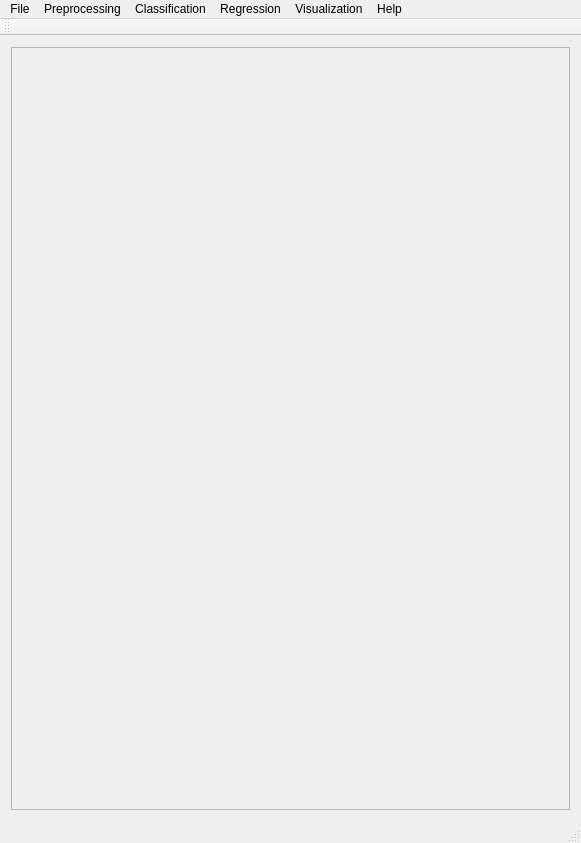
Qt form src/PYSAT_Gui_UI_Forms/02_mainwindow_full.ui (tisaconundrum2/PySAT-GUI) before a commit.
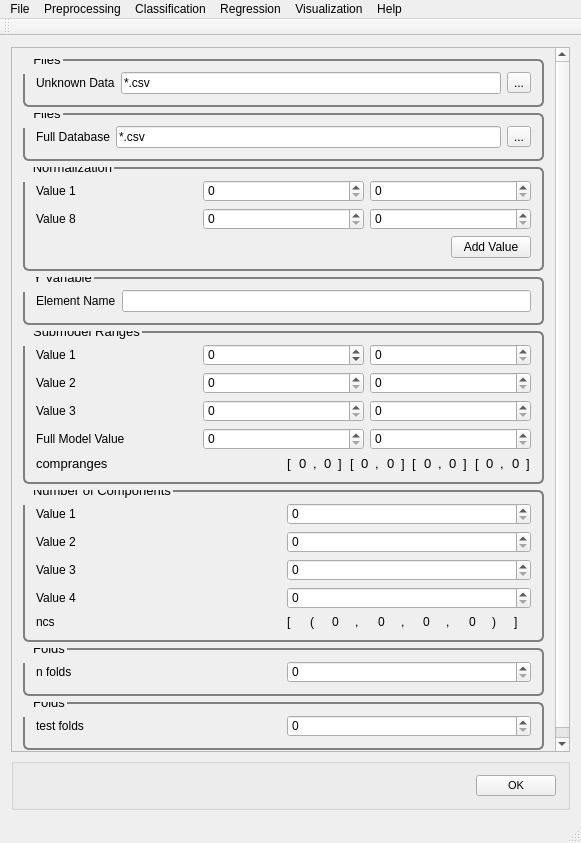
The same form after that commit.

```diff
--- a/src/PYSAT_Gui_UI_Forms/02_mainwindow_full.ui
+++ b/src/PYSAT_Gui_UI_Forms/02_mainwindow_full.ui
@@ -25,8 +25,8 @@
         <rect>
          <x>0</x>
          <y>0</y>
-         <width>561</width>
-         <height>770</height>
+         <width>544</width>
+         <height>758</height>
         </rect>
        </property>
        <property name="font">
@@ -48,10 +48,926 @@
 }
 </string>
        </property>
-       <layout class="QVBoxLayout" name="verticalLayout_8"/>
+       <layout class="QVBoxLayout" name="verticalLayout_8">
+        <item>
+         <widget class="QGroupBox" name="unknownData">
+          <property name="font">
+           <font>
+            <pointsize>10</pointsize>
+           </font>
+          </property>
+          <property name="title">
+           <string>Files</string>
+          </property>
+          <layout class="QVBoxLayout" name="verticalLayout_6">
+           <item>
+            <layout class="QHBoxLayout" name="horizontalLayout">
+             <item>
+              <layout class="QVBoxLayout" name="verticalLayout">
+               <item>
+                <widget class="QLabel" name="label">
+                 <property name="text">
+                  <string>Unknown Data</string>
+                 </property>
+                </widget>
+               </item>
+              </layout>
+             </item>
+             <item>
+              <layout class="QVBoxLayout" name="verticalLayout_3">
+               <item>
+                <widget class="QLineEdit" name="lineEdit_2">
+                 <property name="text">
+                  <string extracomment="Make this change whenever a new file is selected">*.csv</string>
+                 </property>
+                 <property name="readOnly">
+                  <bool>true</bool>
+                 </property>
+                </widget>
+               </item>
+              </layout>
+             </item>
+             <item>
+              <layout class="QVBoxLayout" name="verticalLayout_5">
+               <item>
+                <widget class="QToolButton" name="unknownDataButton">
+                 <property name="text">
+                  <string>...</string>
+                 </property>
+                </widget>
+               </item>
+              </layout>
+             </item>
+            </layout>
+           </item>
+          </layout>
+         </widget>
+        </item>
+        <item>
+         <widget class="QGroupBox" name="referenceData">
+          <property name="font">
+           <font>
+            <pointsize>10</pointsize>
+           </font>
+          </property>
+          <property name="title">
+           <string>Files</string>
+          </property>
+          <layout class="QVBoxLayout" name="verticalLayout_15">
+           <item>
+            <layout class="QHBoxLayout" name="horizontalLayout_11">
+             <item>
+              <layout class="QVBoxLayout" name="verticalLayout_16">
+               <item>
+                <widget class="QLabel" name="label_8">
+                 <property name="text">
+                  <string>Full Database</string>
+                 </property>
+                </widget>
+               </item>
+              </layout>
+             </item>
+             <item>
+              <layout class="QVBoxLayout" name="verticalLayout_20">
+               <item>
+                <widget class="QLineEdit" name="lineEdit_9">
+                 <property name="text">
+                  <string extracomment="Make this change whenever a new file is selected">*.csv</string>
+                 </property>
+                 <property name="readOnly">
+                  <bool>true</bool>
+                 </property>
+                </widget>
+               </item>
+              </layout>
+             </item>
+             <item>
+              <layout class="QVBoxLayout" name="verticalLayout_21">
+               <item>
+                <widget class="QToolButton" name="fullDataBaseButton_3">
+                 <property name="text">
+                  <string>...</string>
+                 </property>
+                </widget>
+               </item>
+              </layout>
+             </item>
+            </layout>
+           </item>
+          </layout>
+         </widget>
+        </item>
+        <item>
+         <widget class="QGroupBox" name="Normalization">
+          <property name="font">
+           <font>
+            <pointsize>10</pointsize>
+           </font>
+          </property>
+          <property name="title">
+           <string>Normalization</string>
+          </property>
+          <layout class="QVBoxLayout" name="verticalLayout_27">
+           <item>
+            <layout class="QVBoxLayout" name="verticalLayout_26">
+             <item>
+              <layout class="QVBoxLayout" name="verticalLayout_2">
+               <item>
+                <layout class="QHBoxLayout" name="horizontalLayout_2">
+                 <item>
+                  <widget class="QLabel" name="norm_label">
+                   <property name="text">
+                    <string>Value 1</string>
+                   </property>
+                  </widget>
+                 </item>
+                 <item>
+                  <widget class="QSpinBox" name="norm_spinBox_9">
+                   <property name="maximum">
+                    <number>1000</number>
+                   </property>
+                  </widget>
+                 </item>
+                 <item>
+                  <widget class="QSpinBox" name="norm_spinBox">
+                   <property name="maximum">
+                    <number>1000</number>
+                   </property>
+                  </widget>
+                 </item>
+                </layout>
+               </item>
+              </layout>
+             </item>
+             <item>
+              <layout class="QVBoxLayout" name="verticalLayout_22">
+               <item>
+                <layout class="QHBoxLayout" name="horizontalLayout_24">
+                 <item>
+                  <widget class="QLabel" name="norm_label_8">
+                   <property name="text">
+                    <string>Value 8</string>
+                   </property>
+                  </widget>
+                 </item>
+                 <item>
+                  <widget class="QSpinBox" name="norm_spinBox_16">
+                   <property name="maximum">
+                    <number>1000</number>
+                   </property>
+                  </widget>
+                 </item>
+                 <item>
+                  <widget class="QSpinBox" name="norm_spinBox_8">
+                   <property name="maximum">
+                    <number>1000</number>
+                   </property>
+                  </widget>
+                 </item>
+                </layout>
+               </item>
+              </layout>
+             </item>
+            </layout>
+           </item>
+           <item>
+            <layout class="QHBoxLayout" name="horizontalLayout_25">
+             <item>
+              <spacer name="horizontalSpacer_6">
+               <property name="orientation">
+                <enum>Qt::Horizontal</enum>
+               </property>
+               <property name="sizeHint" stdset="0">
+                <size>
+                 <width>40</width>
+                 <height>20</height>
+                </size>
+               </property>
+              </spacer>
+             </item>
+             <item>
+              <widget class="QPushButton" name="NormValuebutton">
+               <property name="text">
+                <string>Add Value</string>
+               </property>
+              </widget>
+             </item>
+            </layout>
+           </item>
+          </layout>
+          <zorder></zorder>
+          <zorder></zorder>
+         </widget>
+        </item>
+        <item>
+         <widget class="QGroupBox" name="CrossValidation">
+          <property name="font">
+           <font>
+            <pointsize>10</pointsize>
+           </font>
+          </property>
+          <property name="title">
+           <string>Y Variable</string>
+          </property>
+          <layout class="QVBoxLayout" name="CrossValid">
+           <item>
+            <layout class="QHBoxLayout" name="horizontalLayout_4">
+             <item>
+              <layout class="QVBoxLayout" name="verticalLayout_11">
+               <item>
+                <widget class="QLabel" name="label_14">
+                 <property name="text">
+                  <string>Element Name</string>
+                 </property>
+                </widget>
+               </item>
+              </layout>
+             </item>
+             <item>
+              <layout class="QVBoxLayout" name="verticalLayout_12">
+               <item>
+                <widget class="QLineEdit" name="elementNameLine"/>
+               </item>
+              </layout>
+             </item>
+            </layout>
+           </item>
+          </layout>
+         </widget>
+        </item>
+        <item>
+         <widget class="QGroupBox" name="CompRanges">
+          <property name="font">
+           <font>
+            <pointsize>10</pointsize>
+           </font>
+          </property>
+          <property name="title">
+           <string>Submodel Ranges</string>
+          </property>
+          <layout class="QVBoxLayout" name="verticalLayout_7">
+           <item>
+            <layout class="QVBoxLayout" name="verticalLayout_4">
+             <item>
+              <layout class="QHBoxLayout" name="horizontalLayout_3">
+               <item>
+                <widget class="QLabel" name="label_80">
+                 <property name="text">
+                  <string>Value 1</string>
+                 </property>
+                </widget>
+               </item>
+               <item>
+                <widget class="QSpinBox" name="comp_range">
+                 <property name="minimum">
+                  <number>-100</number>
+                 </property>
+                 <property name="maximum">
+                  <number>1000</number>
+                 </property>
+                </widget>
+               </item>
+               <item>
+                <widget class="QSpinBox" name="comp_range_2">
+                 <property name="maximum">
+                  <number>1000</number>
+                 </property>
+                </widget>
+               </item>
+              </layout>
+             </item>
+             <item>
+              <layout class="QHBoxLayout" name="horizontalLayout_5">
+               <item>
+                <widget class="QLabel" name="label_81">
+                 <property name="text">
+                  <string>Value 2</string>
+                 </property>
+                </widget>
+               </item>
+               <item>
+                <widget class="QSpinBox" name="comp_range_3">
+                 <property name="maximum">
+                  <number>1000</number>
+                 </property>
+                </widget>
+               </item>
+               <item>
+                <widget class="QSpinBox" name="comp_range_4">
+                 <property name="maximum">
+                  <number>1000</number>
+                 </property>
+                </widget>
+               </item>
+              </layout>
+             </item>
+             <item>
+              <layout class="QHBoxLayout" name="horizontalLayout_7">
+               <item>
+                <widget class="QLabel" name="label_82">
+                 <property name="text">
+                  <string>Value 3</string>
+                 </property>
+                </widget>
+               </item>
+               <item>
+                <widget class="QSpinBox" name="comp_range_5">
+                 <property name="maximum">
+                  <number>1000</number>
+                 </property>
+                </widget>
+               </item>
+               <item>
+                <widget class="QSpinBox" name="comp_range_6">
+                 <property name="maximum">
+                  <number>1000</number>
+                 </property>
+                </widget>
+               </item>
+              </layout>
+             </item>
+             <item>
+              <layout class="QHBoxLayout" name="horizontalLayout_10">
+               <item>
+                <widget class="QLabel" name="label_85">
+                 <property name="text">
+                  <string>Full Model Value</string>
+                 </property>
+                </widget>
+               </item>
+               <item>
+                <widget class="QSpinBox" name="comp_range_7">
+                 <property name="maximum">
+                  <number>1000</number>
+                 </property>
+                </widget>
+               </item>
+               <item>
+                <widget class="QSpinBox" name="comp_range_8">
+                 <property name="maximum">
+                  <number>1000</number>
+                 </property>
+                </widget>
+               </item>
+              </layout>
+             </item>
+            </layout>
+           </item>
+           <item>
+            <layout class="QHBoxLayout" name="horizontalLayout_9">
+             <item>
+              <widget class="QLabel" name="label_40">
+               <property name="font">
+                <font>
+                 <pointsize>10</pointsize>
+                </font>
+               </property>
+               <property name="text">
+                <string>compranges</string>
+               </property>
+              </widget>
+             </item>
+             <item>
+              <layout class="QHBoxLayout" name="horizontalLayout_6">
+               <item>
+                <widget class="QLabel" name="label_20">
+                 <property name="font">
+                  <font>
+                   <pointsize>10</pointsize>
+                  </font>
+                 </property>
+                 <property name="text">
+                  <string>[</string>
+                 </property>
+                </widget>
+               </item>
+               <item>
+                <widget class="QLabel" name="label_21">
+                 <property name="font">
+                  <font>
+                   <pointsize>10</pointsize>
+                  </font>
+                 </property>
+                 <property name="text">
+                  <string>0</string>
+                 </property>
+                </widget>
+               </item>
+               <item>
+                <widget class="QLabel" name="label_22">
+                 <property name="font">
+                  <font>
+                   <pointsize>10</pointsize>
+                  </font>
+                 </property>
+                 <property name="text">
+                  <string>,</string>
+                 </property>
+                </widget>
+               </item>
+               <item>
+                <widget class="QLabel" name="label_23">
+                 <property name="font">
+                  <font>
+                   <pointsize>10</pointsize>
+                  </font>
+                 </property>
+                 <property name="text">
+                  <string>0</string>
+                 </property>
+                </widget>
+               </item>
+               <item>
+                <widget class="QLabel" name="label_24">
+                 <property name="font">
+                  <font>
+                   <pointsize>10</pointsize>
+                  </font>
+                 </property>
+                 <property name="text">
+                  <string>]</string>
+                 </property>
+                </widget>
+               </item>
+               <item>
+                <widget class="QLabel" name="label_27">
+                 <property name="font">
+                  <font>
+                   <pointsize>10</pointsize>
+                  </font>
+                 </property>
+                 <property name="text">
+                  <string>[</string>
+                 </property>
+                </widget>
+               </item>
+               <item>
+                <widget class="QLabel" name="label_29">
+                 <property name="font">
+                  <font>
+                   <pointsize>10</pointsize>
+                  </font>
+                 </property>
+                 <property name="text">
+                  <string>0</string>
+                 </property>
+                </widget>
+               </item>
+               <item>
+                <widget class="QLabel" name="label_28">
+                 <property name="font">
+                  <font>
+                   <pointsize>10</pointsize>
+                  </font>
+                 </property>
+                 <property name="text">
+                  <string>,</string>
+                 </property>
+                </widget>
+               </item>
+               <item>
+                <widget class="QLabel" name="label_26">
+                 <property name="font">
+                  <font>
+                   <pointsize>10</pointsize>
+                  </font>
+                 </property>
+                 <property name="text">
+                  <string>0</string>
+                 </property>
+                </widget>
+               </item>
+               <item>
+                <widget class="QLabel" name="label_25">
+                 <property name="font">
+                  <font>
+                   <pointsize>10</pointsize>
+                  </font>
+                 </property>
+                 <property name="text">
+                  <string>]</string>
+                 </property>
+                </widget>
+               </item>
+               <item>
+                <widget class="QLabel" name="label_32">
+                 <property name="font">
+                  <font>
+                   <pointsize>10</pointsize>
+                  </font>
+                 </property>
+                 <property name="text">
+                  <string>[</string>
+                 </property>
+                </widget>
+               </item>
+               <item>
+                <widget class="QLabel" name="label_30">
+                 <property name="font">
+                  <font>
+                   <pointsize>10</pointsize>
+                  </font>
+                 </property>
+                 <property name="text">
+                  <string>0</string>
+                 </property>
+                </widget>
+               </item>
+               <item>
+                <widget class="QLabel" name="label_33">
+                 <property name="font">
+                  <font>
+                   <pointsize>10</pointsize>
+                  </font>
+                 </property>
+                 <property name="text">
+                  <string>,</string>
+                 </property>
+                </widget>
+               </item>
+               <item>
+                <widget class="QLabel" name="label_34">
+                 <property name="font">
+                  <font>
+                   <pointsize>10</pointsize>
+                  </font>
+                 </property>
+                 <property name="text">
+                  <string>0</string>
+                 </property>
+                </widget>
+               </item>
+               <item>
+                <widget class="QLabel" name="label_31">
+                 <property name="font">
+                  <font>
+                   <pointsize>10</pointsize>
+                  </font>
+                 </property>
+                 <property name="text">
+                  <string>]</string>
+                 </property>
+                </widget>
+               </item>
+               <item>
+                <widget class="QLabel" name="label_39">
+                 <property name="font">
+                  <font>
+                   <pointsize>10</pointsize>
+                  </font>
+                 </property>
+                 <property name="text">
+                  <string>[</string>
+                 </property>
+                </widget>
+               </item>
+               <item>
+                <widget class="QLabel" name="label_36">
+                 <property name="font">
+                  <font>
+                   <pointsize>10</pointsize>
+                  </font>
+                 </property>
+                 <property name="text">
+                  <string>0</string>
+                 </property>
+                </widget>
+               </item>
+               <item>
+                <widget class="QLabel" name="label_37">
+                 <property name="font">
+                  <font>
+                   <pointsize>10</pointsize>
+                  </font>
+                 </property>
+                 <property name="text">
+                  <string>,</string>
+                 </property>
+                </widget>
+               </item>
+               <item>
+                <widget class="QLabel" name="label_35">
+                 <property name="font">
+                  <font>
+                   <pointsize>10</pointsize>
+                  </font>
+                 </property>
+                 <property name="text">
+                  <string>0</string>
+                 </property>
+                </widget>
+               </item>
+               <item>
+                <widget class="QLabel" name="label_38">
+                 <property name="font">
+                  <font>
+                   <pointsize>10</pointsize>
+                  </font>
+                 </property>
+                 <property name="text">
+                  <string>]</string>
+                 </property>
+                </widget>
+               </item>
+              </layout>
+             </item>
+            </layout>
+           </item>
+          </layout>
+         </widget>
+        </item>
+        <item>
+         <widget class="QGroupBox" name="CreateModels">
+          <property name="font">
+           <font>
+            <pointsize>10</pointsize>
+           </font>
+          </property>
+          <property name="title">
+           <string>Number of Components</string>
+          </property>
+          <layout class="QVBoxLayout" name="verticalLayout_17">
+           <item>
+            <layout class="QHBoxLayout" name="horizontalLayout_14">
+             <item>
+              <layout class="QVBoxLayout" name="verticalLayout_18">
+               <item>
+                <widget class="QLabel" name="label_70">
+                 <property name="text">
+                  <string>Value 1</string>
+                 </property>
+                </widget>
+               </item>
+               <item>
+                <widget class="QLabel" name="label_71">
+                 <property name="text">
+                  <string>Value 2</string>
+                 </property>
+                </widget>
+               </item>
+               <item>
+                <widget class="QLabel" name="label_72">
+                 <property name="text">
+                  <string>Value 3</string>
+                 </property>
+                </widget>
+               </item>
+               <item>
+                <widget class="QLabel" name="label_73">
+                 <property name="text">
+                  <string>Value 4</string>
+                 </property>
+                </widget>
+               </item>
+              </layout>
+             </item>
+             <item>
+              <layout class="QVBoxLayout" name="verticalLayout_19">
+               <item>
+                <widget class="QSpinBox" name="create_model_spin">
+                 <property name="maximum">
+                  <number>20</number>
+                 </property>
+                </widget>
+               </item>
+               <item>
+                <widget class="QSpinBox" name="create_model_spin_2">
+                 <property name="maximum">
+                  <number>20</number>
+                 </property>
+                </widget>
+               </item>
+               <item>
+                <widget class="QSpinBox" name="create_model_spin_3">
+                 <property name="maximum">
+                  <number>20</number>
+                 </property>
+                </widget>
+               </item>
+               <item>
+                <widget class="QSpinBox" name="create_model_spin_4">
+                 <property name="maximum">
+                  <number>20</number>
+                 </property>
+                </widget>
+               </item>
+              </layout>
+             </item>
+            </layout>
+           </item>
+           <item>
+            <layout class="QHBoxLayout" name="horizontalLayout_15">
+             <item>
+              <widget class="QLabel" name="label_74">
+               <property name="text">
+                <string>ncs</string>
+               </property>
+              </widget>
+             </item>
+             <item>
+              <layout class="QHBoxLayout" name="horizontalLayout_16">
+               <item>
+                <widget class="QLabel" name="label_75">
+                 <property name="text">
+                  <string>[</string>
+                 </property>
+                </widget>
+               </item>
+               <item>
+                <widget class="QLabel" name="label_76">
+                 <property name="text">
+                  <string>(</string>
+                 </property>
+                </widget>
+               </item>
+               <item>
+                <widget class="QLabel" name="label_77">
+                 <property name="text">
+                  <string>0</string>
+                 </property>
+                </widget>
+               </item>
+               <item>
+                <widget class="QLabel" name="label_78">
+                 <property name="text">
+                  <string>,</string>
+                 </property>
+                </widget>
+               </item>
+               <item>
+                <widget class="QLabel" name="label_79">
+                 <property name="text">
+                  <string>0</string>
+                 </property>
+                </widget>
+               </item>
+               <item>
+                <widget class="QLabel" name="label_83">
+                 <property name="text">
+                  <string>,</string>
+                 </property>
+                </widget>
+               </item>
+               <item>
+                <widget class="QLabel" name="label_84">
+                 <property name="text">
+                  <string>0</string>
+                 </property>
+                </widget>
+               </item>
+               <item>
+                <widget class="QLabel" name="label_88">
+                 <property name="text">
+                  <string>,</string>
+                 </property>
+                </widget>
+               </item>
+               <item>
+                <widget class="QLabel" name="label_89">
+                 <property name="text">
+                  <string>0</string>
+                 </property>
+                </widget>
+               </item>
+               <item>
+                <widget class="QLabel" name="label_90">
+                 <property name="text">
+                  <string>)</string>
+                 </property>
+                </widget>
+               </item>
+               <item>
+                <widget class="QLabel" name="label_91">
+                 <property name="text">
+                  <string>]</string>
+                 </property>
+                </widget>
+               </item>
+              </layout>
+             </item>
+            </layout>
+           </item>
+          </layout>
+         </widget>
+        </item>
+        <item>
+         <widget class="QGroupBox" name="N_Folds">
+          <property name="font">
+           <font>
+            <pointsize>10</pointsize>
+           </font>
+          </property>
+          <property name="title">
+           <string>Folds</string>
+          </property>
+          <layout class="QVBoxLayout" name="CrossValid_2">
+           <item>
+            <layout class="QHBoxLayout" name="horizontalLayout_8">
+             <item>
+              <layout class="QVBoxLayout" name="verticalLayout_13">
+               <item>
+                <widget class="QLabel" name="label_15">
+                 <property name="text">
+                  <string>n folds</string>
+                 </property>
+                </widget>
+               </item>
+              </layout>
+             </item>
+             <item>
+              <layout class="QVBoxLayout" name="verticalLayout_14">
+               <item>
+                <widget class="QSpinBox" name="n_folds_spinBox"/>
+               </item>
+              </layout>
+             </item>
+            </layout>
+           </item>
+          </layout>
+         </widget>
+        </item>
+        <item>
+         <widget class="QGroupBox" name="Test_Folds">
+          <property name="font">
+           <font>
+            <pointsize>10</pointsize>
+           </font>
+          </property>
+          <property name="title">
+           <string>Folds</string>
+          </property>
+          <layout class="QVBoxLayout" name="CrossValid_3">
+           <item>
+            <layout class="QHBoxLayout" name="horizontalLayout_12">
+             <item>
+              <layout class="QVBoxLayout" name="verticalLayout_23">
+               <item>
+                <widget class="QLabel" name="label_16">
+                 <property name="text">
+                  <string>test folds</string>
+                 </property>
+                </widget>
+               </item>
+              </layout>
+             </item>
+             <item>
+              <layout class="QVBoxLayout" name="verticalLayout_24">
+               <item>
+                <widget class="QSpinBox" name="test_fold_spinBox"/>
+               </item>
+              </layout>
+             </item>
+            </layout>
+           </item>
+          </layout>
+         </widget>
+        </item>
+       </layout>
+       <zorder>CrossValidation</zorder>
+       <zorder>CreateModels</zorder>
+       <zorder>Normalization</zorder>
+       <zorder>CompRanges</zorder>
+       <zorder>unknownData</zorder>
+       <zorder>referenceData</zorder>
+       <zorder>N_Folds</zorder>
+       <zorder>Test_Folds</zorder>
       </widget>
      </widget>
     </item>
+    <item>
+     <widget class="QGroupBox" name="OK">
+      <layout class="QHBoxLayout" name="ok">
+       <item>
+        <spacer name="horizontalSpacer_5">
+         <property name="orientation">
+          <enum>Qt::Horizontal</enum>
+         </property>
+         <property name="sizeHint" stdset="0">
+          <size>
+           <width>40</width>
+           <height>20</height>
+          </size>
+         </property>
+        </spacer>
+       </item>
+       <item>
+        <widget class="QPushButton" name="okButton">
+         <property name="font">
+          <font>
+           <pointsize>8</pointsize>
+          </font>
+         </property>
+         <property name="mouseTracking">
+          <bool>false</bool>
+         </property>
+         <property name="text">
+          <string>OK</string>
+         </property>
+        </widget>
+       </item>
+      </layout>
+     </widget>
+    </item>
    </layout>
   </widget>
   <widget class="QToolBar" name="mainToolBar">
```
Left out of the diff: 195 changed lines with no effect on the pictures.
